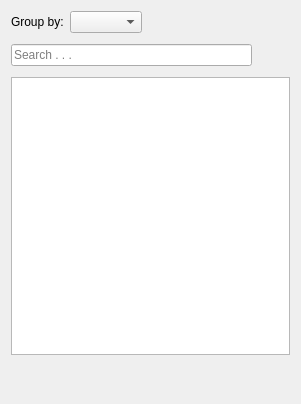
This is App/Docks/SegmentationExplorer/SegmentationExplorer.ui in FelixdelasPozas/EspINA as Qt 5 draws it before an edit. The edited form follows.
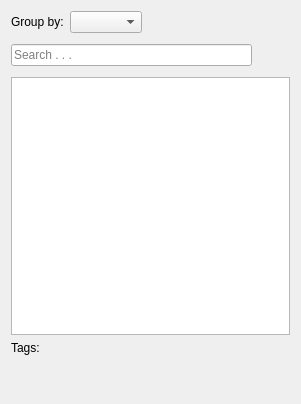
This is the edited form. Icons and pictures are not drawn. Custom widgets are drawn as their Qt base class.

Commit message: Autocomplete with layout model. Display selected tags below segmentation explorer

```diff
--- a/App/Docks/SegmentationExplorer/SegmentationExplorer.ui
+++ b/App/Docks/SegmentationExplorer/SegmentationExplorer.ui
@@ -155,6 +155,36 @@
      </attribute>
     </widget>
    </item>
+   <item>
+    <layout class="QHBoxLayout" name="horizontalLayout_2">
+     <item>
+      <widget class="QLabel" name="label">
+       <property name="sizePolicy">
+        <sizepolicy hsizetype="Maximum" vsizetype="Preferred">
+         <horstretch>0</horstretch>
+         <verstretch>0</verstretch>
+        </sizepolicy>
+       </property>
+       <property name="text">
+        <string>Tags:</string>
+       </property>
+      </widget>
+     </item>
+     <item>
+      <widget class="QLabel" name="selectedTags">
+       <property name="sizePolicy">
+        <sizepolicy hsizetype="MinimumExpanding" vsizetype="Preferred">
+         <horstretch>0</horstretch>
+         <verstretch>0</verstretch>
+        </sizepolicy>
+       </property>
+       <property name="text">
+        <string/>
+       </property>
+      </widget>
+     </item>
+    </layout>
+   </item>
    <item>
     <layout class="QHBoxLayout" name="controlLayout">
      <item>
```
The commit also changes 5 other files.
